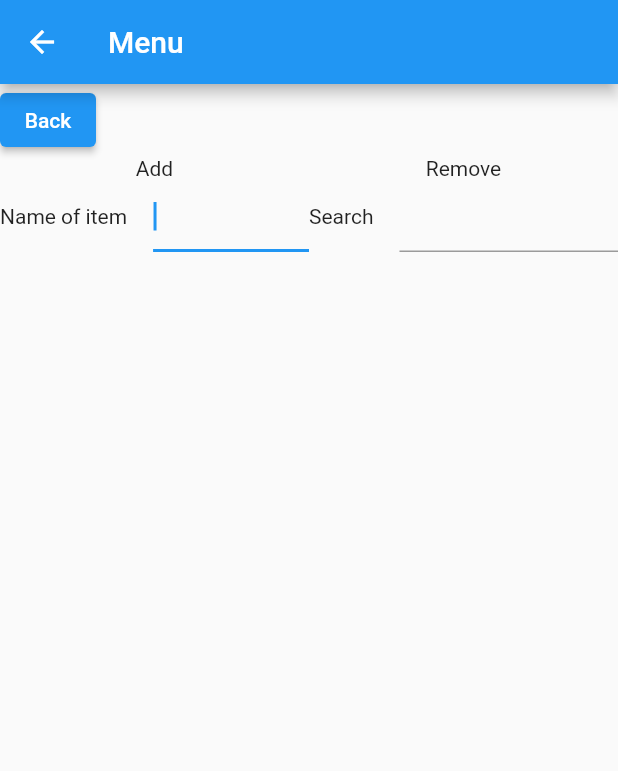
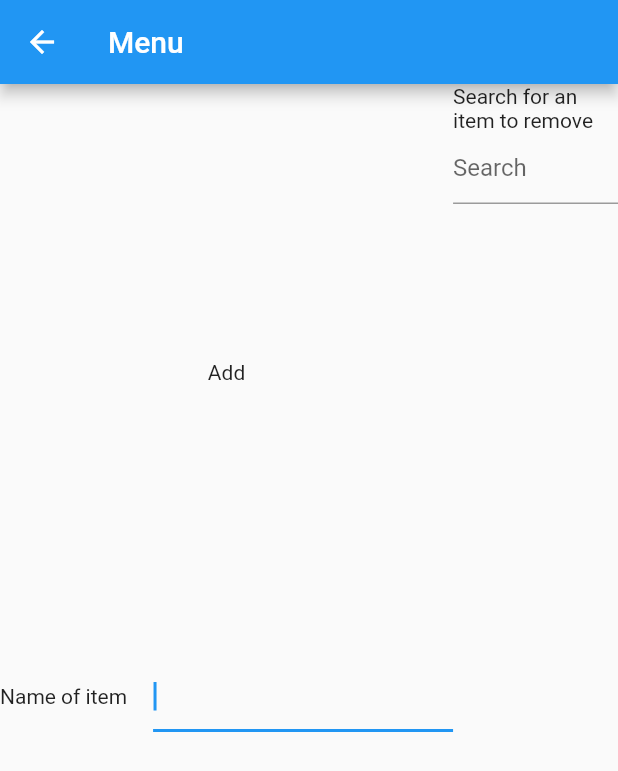
Before and after one commit to ZacSchepis/BorrowMii, a Flutter app: the Menu screen opened directly, on a phone screen of 412 x 824 dp. Shown: the top 771 px of the screen. Run offline on Flutter 3.47's test engine with Material 2 defaults, Android fonts, the phone set to English and light mode, and no system bars; our stand-ins replace cloud_firestore, firebase_auth, firebase_core; missing offline and left inert: dart:js; accounts and stored records are empty.

Commit message:
added search for remove

```diff
--- a/lib/menu.dart
+++ b/lib/menu.dart
@@ -18,17 +18,17 @@ class Menu extends StatelessWidget {
   //variables
   ModelViewController mvc = ModelViewController();
 
+  SearchListWidget searchListWidget = SearchListWidget();
+
   final leftController = TextEditingController();
   final rightController = TextEditingController();
 
-  //add to update function
-  String _search = "";
+  //StatefulWidget displaySearch;
 
   //StatefulWidget results = [];
 
   //methods
-  //requires creation of stateful widget to display search results
-  //implement later
+
   // StatefulWidget buildSearchResults(BuildContext context, String search) {
   //   List<Widget> widgetListItems = [const Text("Items:")];
   //   StatefulWidget widget;
@@ -54,46 +54,28 @@ class Menu extends StatelessWidget {
         title: const Text('Menu'),
       ),
       body: Container(
-        child: Column(
+        child: Row(
           children: [
             //back button
+            Column(
+              children: [
+                //title row
+                Expanded(child:
                   Row(
+                    crossAxisAlignment: CrossAxisAlignment.center,
                     children: [
-                ElevatedButton(
-                  onPressed: () {
-                    Navigator.pop(context);
-                  },
-                  child: const Text('Back'),
+                      Container(
+                        alignment: Alignment.center,
+                        child: Text("Add"),
                       ),
                     ],
                   ),
+                ),
 
-            //title row
-            Row(
+                //row holding bottom
+                Expanded( child: Row(
                   crossAxisAlignment: CrossAxisAlignment.center,
                   children: [
-                Expanded(
-                  child: Container(
-                    alignment: Alignment.center,
-                    child: Text("Add"),
-                  ),
-                ),
-                Expanded(
-                  child: Container(
-                    alignment: Alignment.center,
-                    child: Text("Remove"),
-                  ),
-                ),
-              ],
-            ),
-            //row holding bottom
-            Row(
-              crossAxisAlignment: CrossAxisAlignment.center,
-              children: [
-
-                  //column 1 (left side)
-                  Expanded(
-                    child:
                     Column(
                       children: [
                         //row with name and textfield
@@ -105,8 +87,10 @@ class Menu extends StatelessWidget {
                               child: const Text("Name of item     "),
                             ),
                             //text field
-                            Expanded(
-                              child: TextField(
+                             SizedBox(
+                                width: 200,
+                                child:
+                                  TextField(
                                     textInputAction: TextInputAction.go,
                                     onSubmitted: (value) {
                                       mvc.addItemFromName(value);
@@ -116,52 +100,18 @@ class Menu extends StatelessWidget {
                                     controller: leftController,
                                     autofocus: true,
                                   ),
+
                              ),
                           ],
                         ),
                       ],
                     ),
-
-                  ),
-
-                //column 2 (right side)
-                Expanded(
-                    child: Column(
-                      children: [
-                        //Top row
-                        Row(
-                          children: [
-                            //search label
-                            Container(
-                              alignment: Alignment.center,
-                              child: const Text("Search     "),
-                            ),
-                            //search text box
-                            Expanded(child: Container(
-                              alignment: Alignment.center,
-                              child: TextField(
-                                textInputAction: TextInputAction.search,
-                                onSubmitted: (value) {
-                                  //display searched items
-                                  //results = buildSearchResults(context, value);
-                                  mvc.deleteItemFromName(value);
-                                },
-                                controller: rightController,
-                                autofocus: true,
-                              ),
-                            ),)
-
-                          ],
-                        ),
-                        //column displaying search results
-                        // Column(
-                        //   children: [results],
-                        // ),
                   ],
                 ),
                 ),
               ],
             ),
+            Expanded(child: searchListWidget),
           ],
         ),
       ),
@@ -169,17 +119,20 @@ class Menu extends StatelessWidget {
   }
 }
 
-class RemovableItem{
+class RemovableItem extends StatelessWidget{
   Item _item = Item("1","1","1");
-  RemovableItem(Item item){
+  ModelViewController mvc = ModelViewController();
+  RemovableItem(Item item, {super.key}){
     _item = item;
   }
+  @override
   Widget build(BuildContext context){
     return Row(
       children: [
         _item.build(context),
         ElevatedButton.icon(
             onPressed:(){
+              mvc.deleteItem(_item);
               //delete item from person class
               //create modelviewcontroller method to delete passing item
               //create method to delete item in person call passing method
@@ -195,3 +148,57 @@ class RemovableItem{
     );
   }
 }
+
+class SearchListWidget extends StatefulWidget {
+
+  @override
+  _SearchListWidgetState createState() => _SearchListWidgetState();
+}
+
+class _SearchListWidgetState extends State<SearchListWidget> {
+  List<Item> items = [];
+  List<Item> filteredItems = [];
+  ModelViewController mvc = ModelViewController();
+  void filterSearchResults(String query) async{
+    List<Item> results = [];
+    items = await mvc.getMyItems();
+    items.forEach((item) {
+      if (item.itemname.toLowerCase().contains(query.toLowerCase())) {
+        results.add(item);
+      }
+    });
+    setState(() {
+      filteredItems = results;
+    });
+  }
+
+  @override
+  Widget build(BuildContext context) {
+    return Column(
+      children: [
+        const Text("Search for an item to remove"),
+        SizedBox(
+          width: 200,
+          child: TextField(
+            onChanged: (query) {
+              filterSearchResults(query);
+            },
+            decoration: const InputDecoration(
+              hintText: 'Search',
+            ),
+          ),
+        ),
+        Expanded(child:
+        ListView.builder(
+            itemCount: filteredItems.length,
+            itemBuilder: (BuildContext context, int index) {
+              return ListTile(
+                title: RemovableItem(filteredItems[index]).build(context),
+              );
+            },
+          ),
+        ),
+      ],
+    );
+  }
+}
--- a/lib/modelViewController.dart
+++ b/lib/modelViewController.dart
@@ -25,6 +25,10 @@ class ModelViewController {
   void deleteItemFromName(String name) {
     removeItemByStringFromDatabase(name);
     // cu.removeItemFromName(name);
+  }
+
+  void deleteItem(Item item){
+    removeItemFromDatabase(item);
   }
 
   //returns all items owned by user
```
Lines whose indentation alone changed are shown as unchanged.
